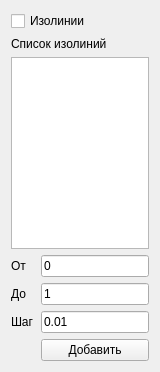
Old version of the form source/q3graph/q3contoursettingswidget.ui in the repository messteno/Q3Solver.
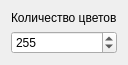
New version of the form.

Commit message: Fix contour plot error, fix corrector flow mega error, refactor code,     add plot label

Diff of the .ui file:
```diff
--- a/source/q3graph/q3contoursettingswidget.ui
+++ b/source/q3graph/q3contoursettingswidget.ui
@@ -6,8 +6,8 @@
    <rect>
     <x>0</x>
     <y>0</y>
-    <width>170</width>
-    <height>367</height>
+    <width>132</width>
+    <height>67</height>
    </rect>
   </property>
   <property name="windowTitle">
@@ -18,94 +18,22 @@
     <enum>QLayout::SetFixedSize</enum>
    </property>
    <item>
-    <widget class="QCheckBox" name="isolinesCheckbox">
+    <widget class="QLabel" name="coloursCountLabel">
      <property name="text">
-      <string>Изолинии</string>
+      <string>Количество цветов</string>
      </property>
     </widget>
    </item>
    <item>
-    <widget class="QLabel" name="label">
-     <property name="text">
-      <string>Список изолиний</string>
+    <widget class="QSpinBox" name="coloursCountSpinBox">
+     <property name="maximum">
+      <number>256</number>
      </property>
-    </widget>
-   </item>
-   <item>
-    <widget class="QListView" name="listView">
-     <property name="sizePolicy">
-      <sizepolicy hsizetype="Ignored" vsizetype="Expanding">
-       <horstretch>0</horstretch>
-       <verstretch>0</verstretch>
-      </sizepolicy>
+     <property name="value">
+      <number>255</number>
      </property>
-     <property name="viewMode">
-      <enum>QListView::ListMode</enum>
-     </property>
-     <property name="batchSize">
-      <number>90</number>
-     </property>
     </widget>
    </item>
-   <item>
-    <layout class="QFormLayout" name="formLayout">
-     <item row="0" column="0">
-      <widget class="QLabel" name="startLevelLabel">
-       <property name="text">
-        <string>От</string>
-       </property>
-      </widget>
-     </item>
-     <item row="0" column="1">
-      <widget class="QLineEdit" name="startLevelEdit">
-       <property name="text">
-        <string>0</string>
-       </property>
-      </widget>
-     </item>
-     <item row="1" column="0">
-      <widget class="QLabel" name="endLevelLabel">
-       <property name="text">
-        <string>До</string>
-       </property>
-      </widget>
-     </item>
-     <item row="1" column="1">
-      <widget class="QLineEdit" name="endLevelEdit">
-       <property name="text">
-        <string>1</string>
-       </property>
-      </widget>
-     </item>
-     <item row="2" column="0">
-      <widget class="QLabel" name="stepLevelLabel">
-       <property name="text">
-        <string>Шаг</string>
-       </property>
-      </widget>
-     </item>
-     <item row="2" column="1">
-      <widget class="QLineEdit" name="stepLevelEdit">
-       <property name="minimumSize">
-        <size>
-         <width>40</width>
-         <height>0</height>
-        </size>
-       </property>
-       <property name="text">
-        <string>0.01</string>
-       </property>
-      </widget>
-     </item>
-     <item row="3" column="1">
-      <widget class="QPushButton" name="addLevelsButton">
-       <property name="text">
-        <string>Добавить</string>
-       </property>
-      </widget>
-     </item>
-    </layout>
-   </item>
   </layout>
  </widget>
  <resources/>
```
The commit also changes 17 other files.
